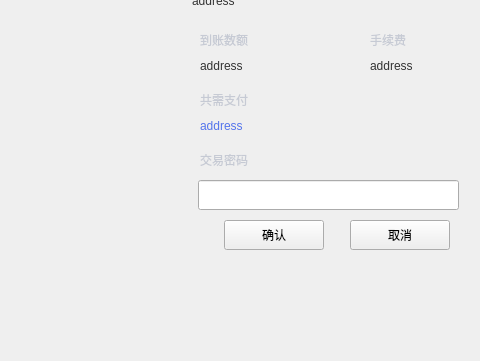
HcashOrg/hx-indicator, file capitalTransferPage/CapitalConfirmWidget.ui: the form before one commit; both pictures show x 148 to 628 and y 219 to 580 of the 960 by 580 pixel window.
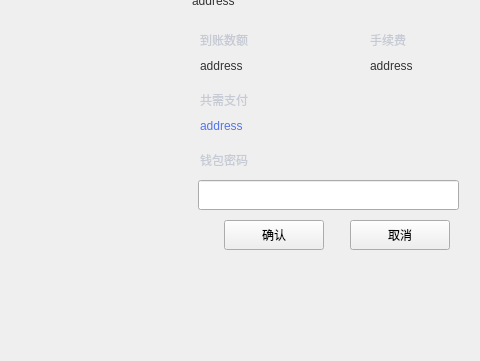
The form after the commit.

What changed in the file:
```diff
--- a/capitalTransferPage/CapitalConfirmWidget.ui
+++ b/capitalTransferPage/CapitalConfirmWidget.ui
@@ -154,7 +154,7 @@
 font: 12px &quot;Microsoft YaHei UI Light&quot;;</string>
    </property>
    <property name="text">
-    <string>交易密码</string>
+    <string>钱包密码</string>
    </property>
   </widget>
   <widget class="QLabel" name="label_1">
```
